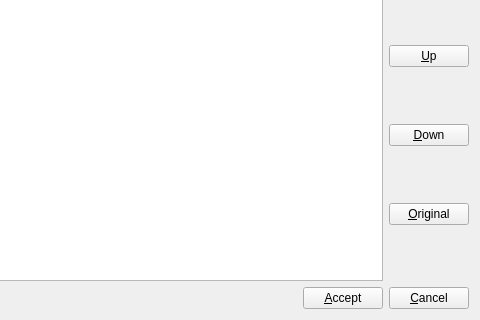
QtPlay/coastal-qt, file manpager/config.ui: the form before one commit; both pictures show x 126 to 606 and y 175 to 495 of the 606 by 495 pixel window.
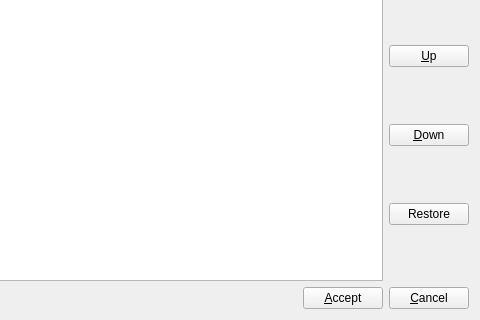
The form after the commit.

The edit to the form file:
```diff
--- a/manpager/config.ui
+++ b/manpager/config.ui
@@ -52,7 +52,7 @@
        <item>
         <widget class="QPushButton" name="pushButton_7">
          <property name="text">
-          <string>&amp;Original</string>
+          <string>Restore</string>
          </property>
         </widget>
        </item>
```
Left out of the diff: 16 changed lines with no effect on the pictures.
